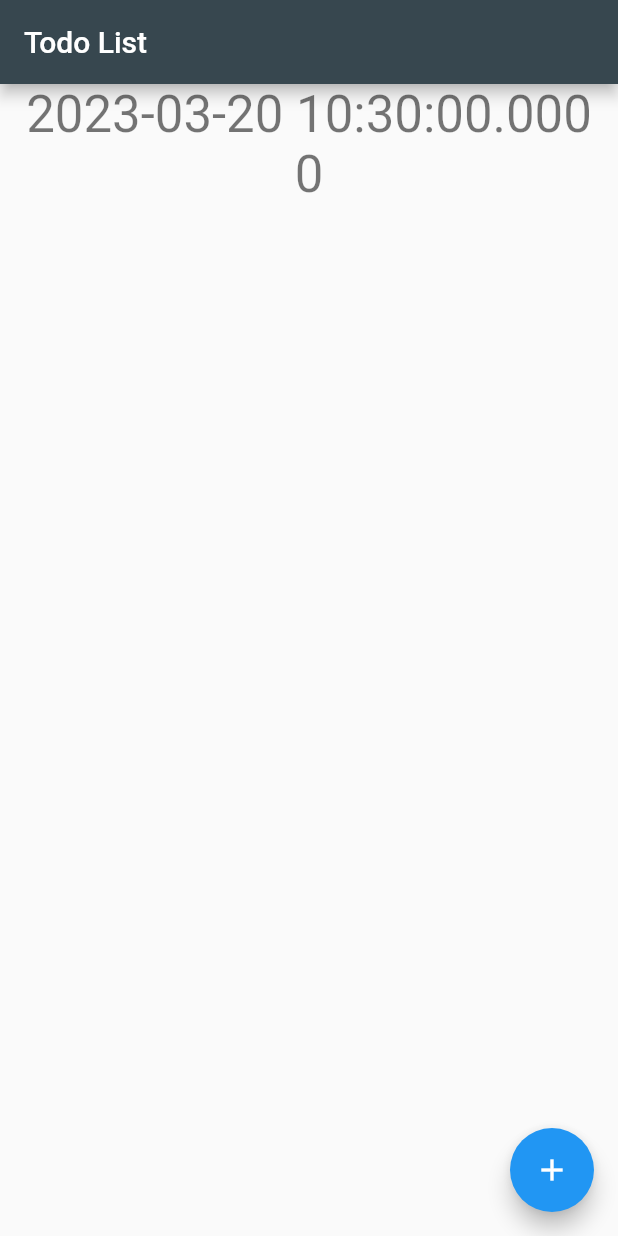
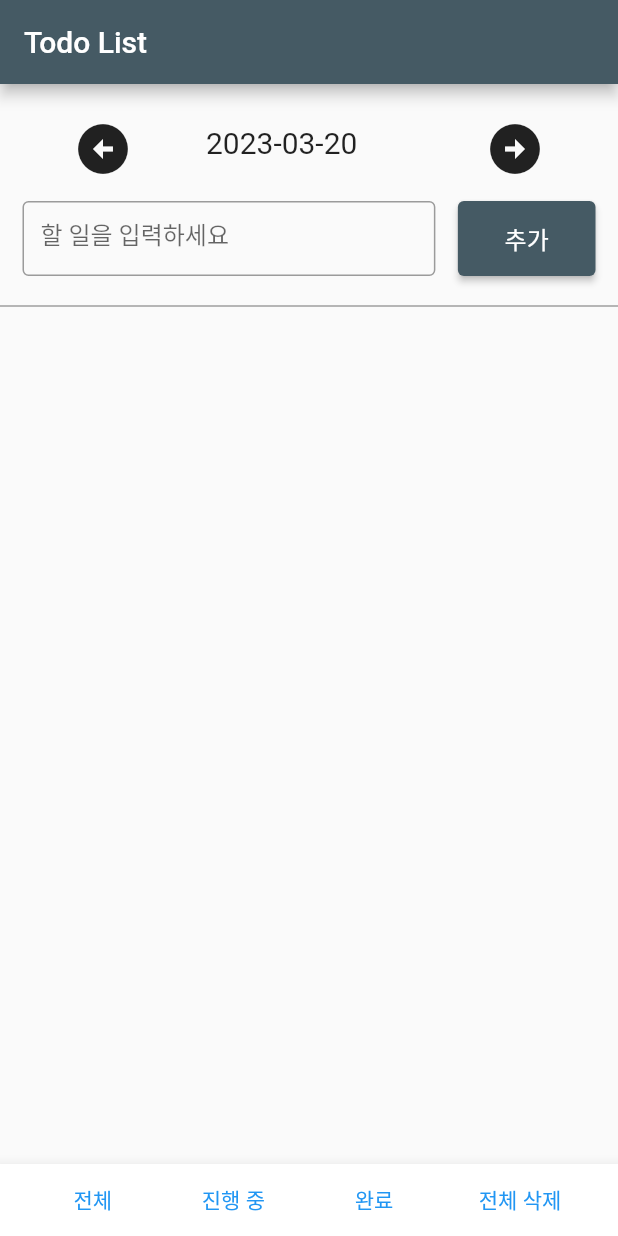
Before and after one commit to gonpress/flutter-todolist, a Flutter app: the screen it shows after launch, on a phone screen of 412 x 824 dp. Run offline on Flutter 3.47's test engine with Material 2 defaults, Android fonts, the phone set to English and light mode, and no system bars.

Commit message:
todo list 레이아웃 작성

```diff
--- a/analysis_options.yaml
+++ b/analysis_options.yaml
@@ -24,6 +24,11 @@ linter:
   rules:
     # avoid_print: false  # Uncomment to disable the `avoid_print` rule
     # prefer_single_quotes: true  # Uncomment to enable the `prefer_single_quotes` rule
+    prefer_typing_uninitialized_variables: false
+    prefer_const_constructors_in_immutables: false
+    prefer_const_constructors : false
+    avoid_print: false
+
 
 # Additional information about this file can be found at
 # https://dart.dev/guides/language/analysis-options
--- a/lib/main.dart
+++ b/lib/main.dart
@@ -15,56 +15,127 @@ class MyApp extends StatelessWidget {
       theme: ThemeData(
         primarySwatch: Colors.blue,
       ),
-      home: const MyHomePage(title: 'Flutter Demo Home Page'),
+      home: const TodoList(),
     );
   }
 }
 
-class MyHomePage extends StatefulWidget {
-  const MyHomePage({super.key, required this.title});
-
-  final String title;
+class TodoList extends StatefulWidget {
+  const TodoList({Key? key}) : super(key: key);
 
   @override
-  State<MyHomePage> createState() => _MyHomePageState();
+  State<TodoList> createState() => _TodoListState();
 }
 
-class _MyHomePageState extends State<MyHomePage> {
-  int _counter = 0;
-
-  void _incrementCounter() {
-    setState(() {
-      _counter++;
-    });
-  }
+class _TodoListState extends State<TodoList> {
+  TextEditingController todoItem = TextEditingController();
+  var todoList = [];
 
   @override
   Widget build(BuildContext context) {
     return Scaffold(
         appBar: AppBar(
-        title: Text('Todo List'),
-        backgroundColor: Colors.blueGrey[800],
+          title: const Text('Todo List'),
+          backgroundColor: Colors.blueGrey[700],
         ),
-      body: Center(
+        body: SizedBox(
+          width: double.infinity,
           child: Column(
-          mainAxisAlignment: MainAxisAlignment.start,
-          children: <Widget>[
-            Text(
-              DateTime.now().toString(),
-              style: Theme.of(context).textTheme.headline4,
+            children: [
+              Container(
+                padding: EdgeInsets.fromLTRB(0, 15, 0, 0),
+                child: Row(
+                  children: [
+                    Expanded(
+                      child: IconButton(
+                          icon: Icon(Icons.arrow_circle_left_sharp, size: 40.0),
+                          onPressed: () {}),
                     ),
-            Text(
-              '$_counter',
-              style: Theme.of(context).textTheme.headlineMedium,
+                    Expanded(
+                      child: Text(DateTime.now().toString().substring(0, 10),
+                          style: TextStyle(
+                              fontSize: 20, fontWeight: FontWeight.w400)),
+                    ),
+                    Expanded(
+                      child: IconButton(
+                          icon:
+                              Icon(Icons.arrow_circle_right_sharp, size: 40.0),
+                          onPressed: () {}),
                     ),
                   ],
                 ),
               ),
-      floatingActionButton: FloatingActionButton(
-        onPressed: _incrementCounter,
-        tooltip: 'Increment',
-        child: const Icon(Icons.add),
-      ), // This trailing comma makes auto-formatting nicer for build methods.
+              Container(
+                padding: EdgeInsets.all(15),
+                child: Row(
+                  children: [
+                    Expanded(
+                      flex: 3,
+                      child: SizedBox(
+                        height: 50,
+                        child: TextField(
+                          controller: todoItem,
+                          decoration: InputDecoration(
+                            border: OutlineInputBorder(),
+                            hintText: '할 일을 입력하세요',
+                          ),
+                        ),
+                      ),
+                    ),
+                    SizedBox(
+                      width: 15,
+                    ),
+                    Expanded(
+                        flex: 1,
+                        child: ElevatedButton(
+                          onPressed: () {
+                            todoList.add(todoItem.text);
+                            print('todoList: $todoList');
+                          },
+                          child: Text('추가', style: TextStyle(fontSize: 16)),
+                          style: ElevatedButton.styleFrom(
+                            primary: Colors.blueGrey[700],
+                            minimumSize: const Size(60, 50),
+                          ),
+                        )),
+                  ],
+                ),
+              ),
+              Divider(
+                height: 10,
+                thickness: 1,
+                color: Colors.grey,
+              ),
+              Expanded(
+                child: ListView(
+                  children: todoList.map((todo) {
+                    return ListTile(
+                      title: Text(todo),
+                      trailing: IconButton(
+                          icon: Icon(Icons.delete, color: Colors.red),
+                          onPressed: () {
+                            todoList.removeAt(todoList.indexOf(todo));
+                            print('todoList: $todoList');
+                          }),
                     );
+                  }).toList(),
+                ),
+              ),
+            ],
+          ),
+        ),
+        bottomNavigationBar: SizedBox(
+          child: BottomAppBar(
+            child: Row(
+              mainAxisAlignment: MainAxisAlignment.spaceEvenly,
+              children: [
+                TextButton(onPressed: () {}, child: Text('전체')),
+                TextButton(onPressed: () {}, child: Text('진행 중')),
+                TextButton(onPressed: () {}, child: Text('완료')),
+                TextButton(onPressed: () {}, child: Text('전체 삭제')),
+              ],
+            ),
+          ),
+        ));
   }
 }
```
Also changed, not shown: 1 other file. Lines whose indentation alone changed are shown as unchanged.
